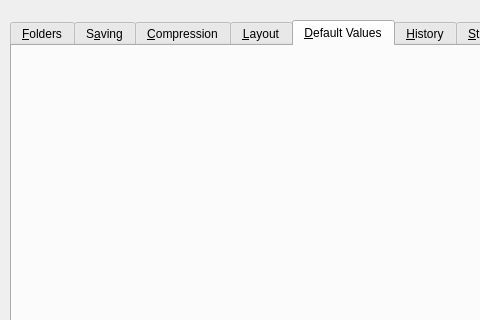
Before: the Qt Designer form src/prefsdialog.ui in PhotoFlare/photoflare, drawn with Qt 5; both pictures show x 0 to 480 and y 0 to 320 of the 925 by 490 pixel window.
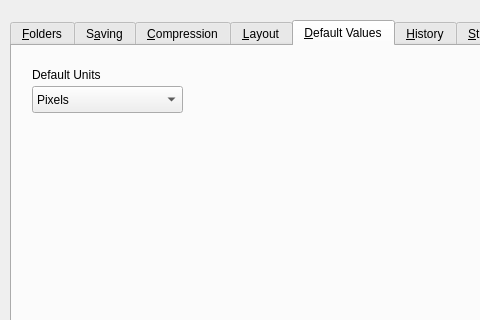
After: the same form once the commit is applied. The open tabs and pages were chosen to show the change.

Patch:
```diff
--- a/src/prefsdialog.ui
+++ b/src/prefsdialog.ui
@@ -268,6 +268,34 @@
     <attribute name="title">
      <string>&amp;Default Values</string>
     </attribute>
+    <widget class="QLabel" name="label_5">
+     <property name="geometry">
+      <rect>
+       <x>20</x>
+       <y>20</y>
+       <width>101</width>
+       <height>17</height>
+      </rect>
+     </property>
+     <property name="text">
+      <string>Default Units</string>
+     </property>
+    </widget>
+    <widget class="QComboBox" name="comboBox">
+     <property name="geometry">
+      <rect>
+       <x>20</x>
+       <y>40</y>
+       <width>151</width>
+       <height>27</height>
+      </rect>
+     </property>
+     <item>
+      <property name="text">
+       <string>Pixels</string>
+      </property>
+     </item>
+    </widget>
    </widget>
    <widget class="QWidget" name="tab_6">
     <attribute name="title">
```
Left out of the diff: 13 changed lines with no effect on the pictures.
